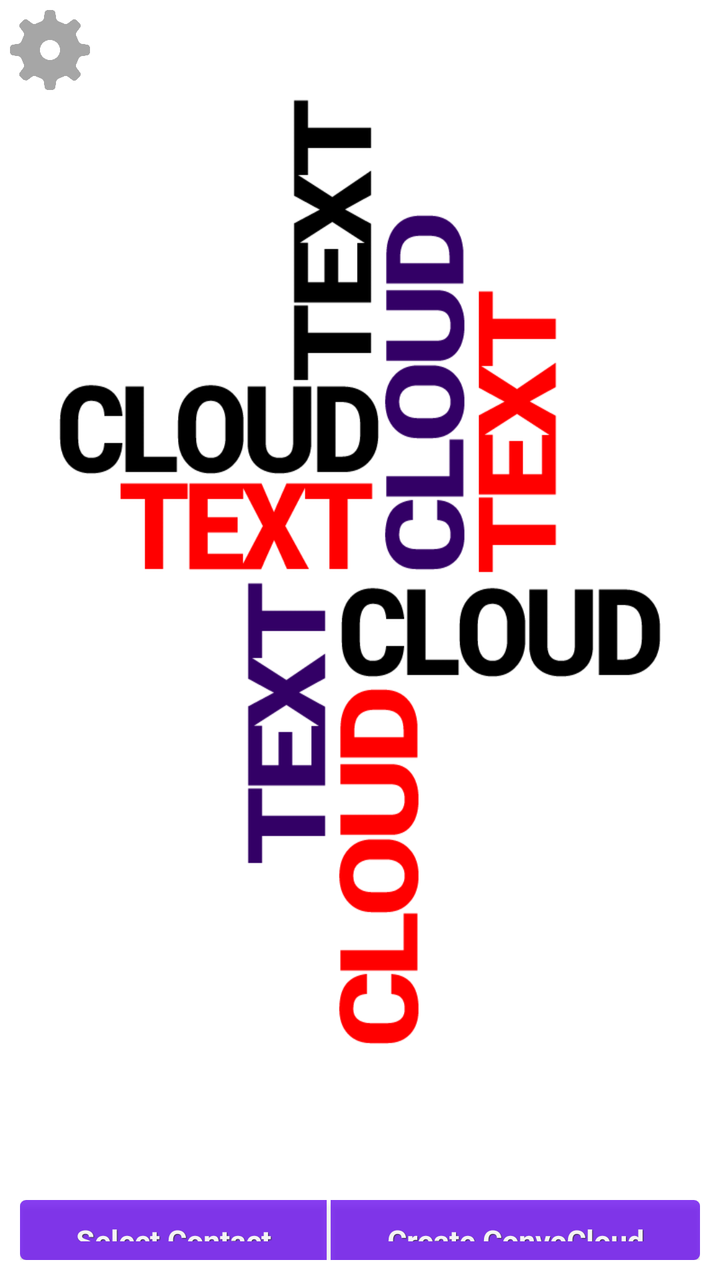
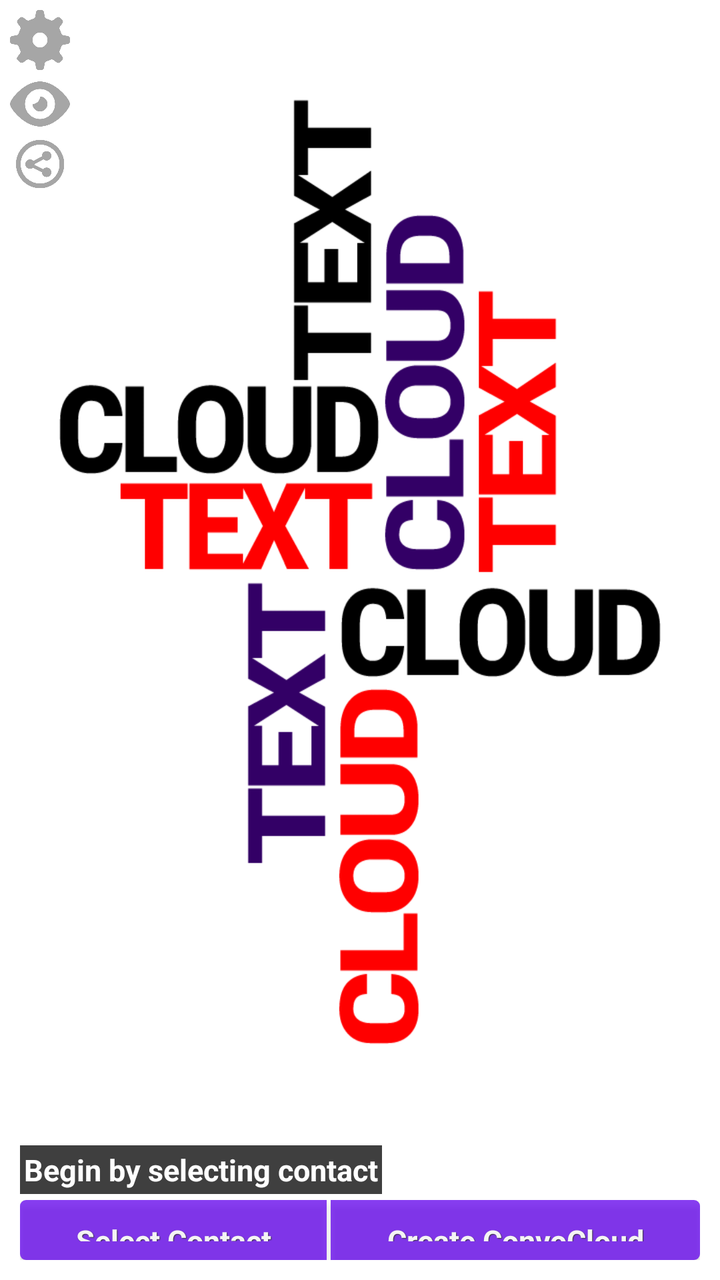

Two renders of the same Android screen: before a commit and after it. Below are the layout's source before the change and the commit's diff.
<!-- AndroidManifest.xml: fallback theme Theme.MaterialComponents.DayNight.NoActionBar -->
<!-- res/layout/activity_main.xml -->
<RelativeLayout xmlns:android="http://schemas.android.com/apk/res/android"
    android:id="@+id/main_layout"
    android:layout_width="match_parent"
    android:layout_height="match_parent"
    android:background="@drawable/main_image" >

    <LinearLayout
        android:id="@+id/button_layout"
        android:layout_width="match_parent"
        android:layout_height="30dp"
        android:layout_alignParentBottom="true"
        android:layout_alignParentLeft="true"
        android:layout_margin="10dp" >

        <Button
            android:id="@+id/contact_selection_button"
            style="@style/btnStyleBlackpearl"
            android:layout_width="wrap_content"
            android:layout_height="wrap_content"
            android:layout_marginRight="1dp"
            android:layout_weight=".25"
            android:alpha=".75"
            android:background="@drawable/button_left"
            android:text="@string/select_contact" />

        <Button
            android:id="@+id/create_text_cloud_button"
            style="@style/btnStyleBlackpearl"
            android:layout_width="wrap_content"
            android:layout_height="wrap_content"
            android:layout_marginLeft="1dp"
            android:layout_weight=".25"
            android:alpha=".75"
            android:background="@drawable/button_right"
            android:text="@string/create_convocloud" />
    </LinearLayout>

    <ImageView
        android:id="@+id/settingsButton"
        android:layout_width="wrap_content"
        android:layout_height="wrap_content"
        android:layout_alignParentLeft="true"
        android:layout_alignParentTop="true"
        android:layout_margin="5dp"
        android:adjustViewBounds="true"
        android:alpha=".35"
        android:maxHeight="40dp"
        android:maxWidth="40dp"
        android:src="@drawable/settingsicon" />

    <TextView
        android:id="@+id/status_text"
        android:layout_width="wrap_content"
        android:layout_height="wrap_content"
        android:layout_above="@+id/button_layout"
        android:layout_alignParentLeft="true"
        android:layout_marginLeft="10dp"
        android:background="@android:color/black"
        android:textAppearance="?android:attr/textAppearanceMedium"
        android:textColor="@android:color/white" />

</RelativeLayout>
<!-- resources referenced by this layout -->
<resources>
  <!-- drawable button_left (drawable-hdpi) -->
  <?xml version="1.0" encoding="utf-8"?>
  <selector xmlns:android="http://schemas.android.com/apk/res/android" >
       <item android:state_pressed="true" >
           <shape android:shape="rectangle"  >
               <corners android:bottomLeftRadius="3dip" 
                   android:topLeftRadius="3dip"/>
               <gradient  android:angle="-90"  android:startColor="#080909" android:endColor="#626b70"  />            
           </shape>
       </item>
      <item android:state_focused="true">
           <shape android:shape="rectangle"  >
               <corners android:bottomLeftRadius="3dip" 
                   android:topLeftRadius="3dip"/>
               <solid  android:color="#050e13"/>       
           </shape>
       </item>  
      <item >
          <shape android:shape="rectangle"  >
               <corners android:bottomLeftRadius="3dip" 
                   android:topLeftRadius="3dip"/>
               <gradient  android:angle="-90"  android:startColor="#3c454a" android:endColor="#050e13" />            
           </shape>
       </item>
  </selector>
  <!-- drawable button_right (drawable-hdpi) -->
  <?xml version="1.0" encoding="utf-8"?>
  <selector xmlns:android="http://schemas.android.com/apk/res/android" >
       <item android:state_pressed="true" >
           <shape android:shape="rectangle"  >
               <corners android:radius="3dip" />
               <corners android:bottomRightRadius="3dip" 
                   android:topRightRadius="3dip"/>
               <gradient  android:angle="-90"  android:startColor="#080909" android:endColor="#626b70"  />            
           </shape>
       </item>
      <item android:state_focused="true">
           <shape android:shape="rectangle"  >
               <corners android:bottomRightRadius="3dip" 
                   android:topRightRadius="3dip"/>
  
               <solid  android:color="#050e13"/>       
           </shape>
       </item>  
      <item >
          <shape android:shape="rectangle"  >
               <corners android:bottomRightRadius="3dip" 
                   android:topRightRadius="3dip"/>
               <gradient  android:angle="-90"  android:startColor="#3c454a" android:endColor="#050e13" />            
           </shape>
       </item>
  </selector>
  <!-- drawable main_image: png bitmap (drawable-hdpi, 45865 bytes) -->
  <!-- drawable settingsicon: png bitmap (drawable-hdpi, 12030 bytes) -->
  <string name="create_convocloud">Create ConvoCloud</string>
  <string name="select_contact">Select Contact</string>
  <style name="btnStyleBlackpearl" parent="@android:style/Widget.Button">
         <item name="android:textSize">15sp</item>
         <item name="android:textStyle">bold</item>
         <item name="android:textColor">#FFFFFF</item>
         <item name="android:gravity">center</item>
         <item name="android:shadowColor">#000000</item>
         <item name="android:shadowDx">1</item>
         <item name="android:shadowDy">1</item>
         <item name="android:shadowRadius">0.6</item>
         <item name="android:alpha">.5</item>
         <item name="android:background">@drawable/button_left</item>
     </style>
</resources>

<!-- the commit's change to res/layout/activity_main.xml (unified diff, before → after) -->
@@ -10,7 +10,10 @@
         android:layout_height="30dp"
         android:layout_alignParentBottom="true"
         android:layout_alignParentLeft="true"
-        android:layout_margin="10dp" >
+        android:layout_marginBottom="10dp"
+        android:layout_marginLeft="10dp"
+        android:layout_marginRight="10dp"
+        android:layout_marginTop="3dp" >
 
         <Button
             android:id="@+id/contact_selection_button"
@@ -35,28 +38,73 @@
             android:text="@string/create_convocloud" />
     </LinearLayout>
 
-    <ImageView
-        android:id="@+id/settingsButton"
+    <LinearLayout
         android:layout_width="wrap_content"
         android:layout_height="wrap_content"
         android:layout_alignParentLeft="true"
         android:layout_alignParentTop="true"
-        android:layout_margin="5dp"
-        android:adjustViewBounds="true"
-        android:alpha=".35"
-        android:maxHeight="40dp"
-        android:maxWidth="40dp"
-        android:src="@drawable/settingsicon" />
+        android:orientation="vertical" >
 
-    <TextView
-        android:id="@+id/status_text"
+        <ImageView
+            android:id="@+id/settings_button"
+            android:layout_width="wrap_content"
+            android:layout_height="wrap_content"
+            android:layout_marginBottom="2dp"
+            android:layout_marginLeft="5dp"
+            android:layout_marginTop="5dp"
+            android:adjustViewBounds="true"
+            android:alpha=".35"
+            android:contentDescription="@string/settings_description"
+            android:maxHeight="30dp"
+            android:maxWidth="30dp"
+            android:src="@drawable/settingsicon" />
+
+        <ImageView
+            android:id="@+id/visible_button"
+            android:layout_width="wrap_content"
+            android:layout_height="wrap_content"
+            android:layout_marginLeft="5dp"
+            android:adjustViewBounds="true"
+            android:alpha=".35"
+            android:contentDescription="@string/settings_description"
+            android:maxHeight="30dp"
+            android:maxWidth="30dp"
+            android:src="@drawable/visible_icon" />
+
+        <ImageView
+            android:id="@+id/share_button"
+            android:layout_width="wrap_content"
+            android:layout_height="wrap_content"
+            android:layout_marginLeft="5dp"
+            android:adjustViewBounds="true"
+            android:alpha=".35"
+            android:contentDescription="@string/settings_description"
+            android:maxHeight="30dp"
+            android:maxWidth="30dp"
+            android:src="@drawable/share_icon" />
+
+    </LinearLayout>
+
+    <LinearLayout
         android:layout_width="wrap_content"
         android:layout_height="wrap_content"
         android:layout_above="@+id/button_layout"
         android:layout_alignParentLeft="true"
         android:layout_marginLeft="10dp"
+        android:alpha=".75"
         android:background="@android:color/black"
-        android:textAppearance="?android:attr/textAppearanceMedium"
-        android:textColor="@android:color/white" />
+        android:padding="2dp" >
+
+        <TextView
+            android:id="@+id/status_text"
+            android:layout_width="wrap_content"
+            android:layout_height="wrap_content"
+            android:text="@string/status_text"
+            android:textAppearance="?android:attr/textAppearanceMedium"
+            android:textColor="@android:color/white"
+            android:textSize="@dimen/Default"
+            android:textStyle="bold" />
+
+    </LinearLayout>
 
 </RelativeLayout>
<!-- resource entries referenced after the edit -->
@@ -1,5 +1,6 @@
 <!-- resources referenced by this layout -->
 <resources>
+  <dimen name="Default">15sp</dimen>
   <!-- drawable button_left (drawable-hdpi) -->
   <?xml version="1.0" encoding="utf-8"?>
   <selector xmlns:android="http://schemas.android.com/apk/res/android" >
@@ -54,8 +55,12 @@
   </selector>
   <!-- drawable main_image: png bitmap (drawable-hdpi, 45865 bytes) -->
   <!-- drawable settingsicon: png bitmap (drawable-hdpi, 12030 bytes) -->
+  <!-- drawable share_icon: png bitmap (drawable-hdpi, 8854 bytes) -->
+  <!-- drawable visible_icon: png bitmap (drawable-hdpi, 12784 bytes) -->
   <string name="create_convocloud">Create ConvoCloud</string>
   <string name="select_contact">Select Contact</string>
+  <string name="settings_description">Settings Button</string>
+  <string name="status_text">Begin by selecting contact</string>
   <style name="btnStyleBlackpearl" parent="@android:style/Widget.Button">
          <item name="android:textSize">15sp</item>
          <item name="android:textStyle">bold</item>
